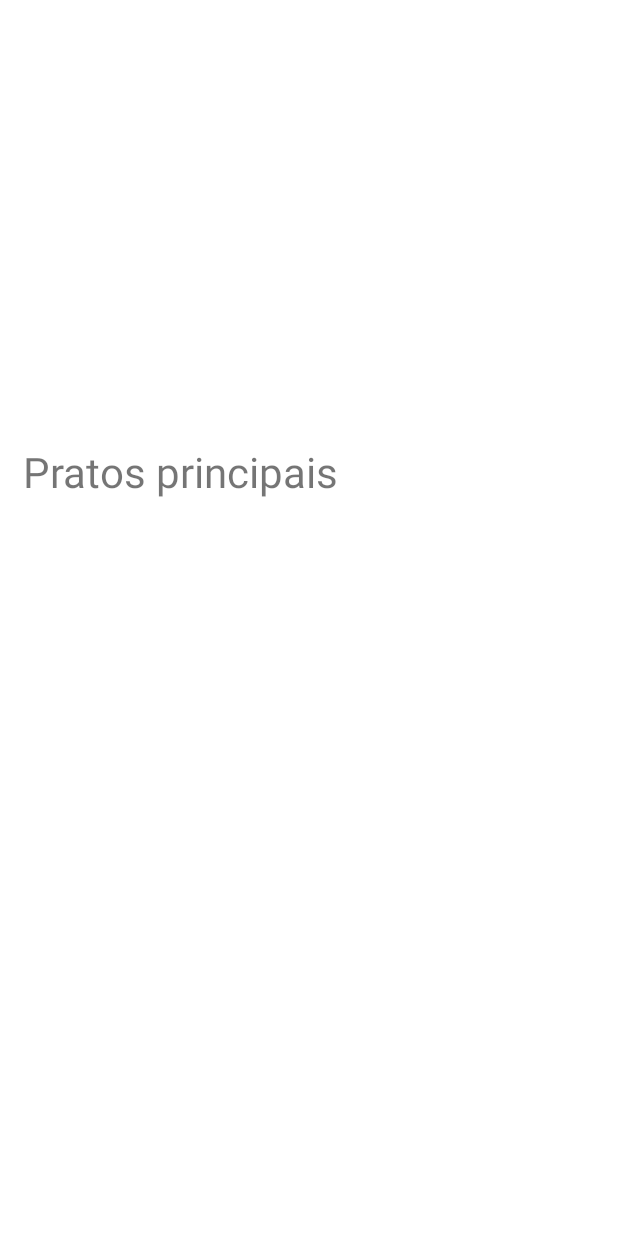
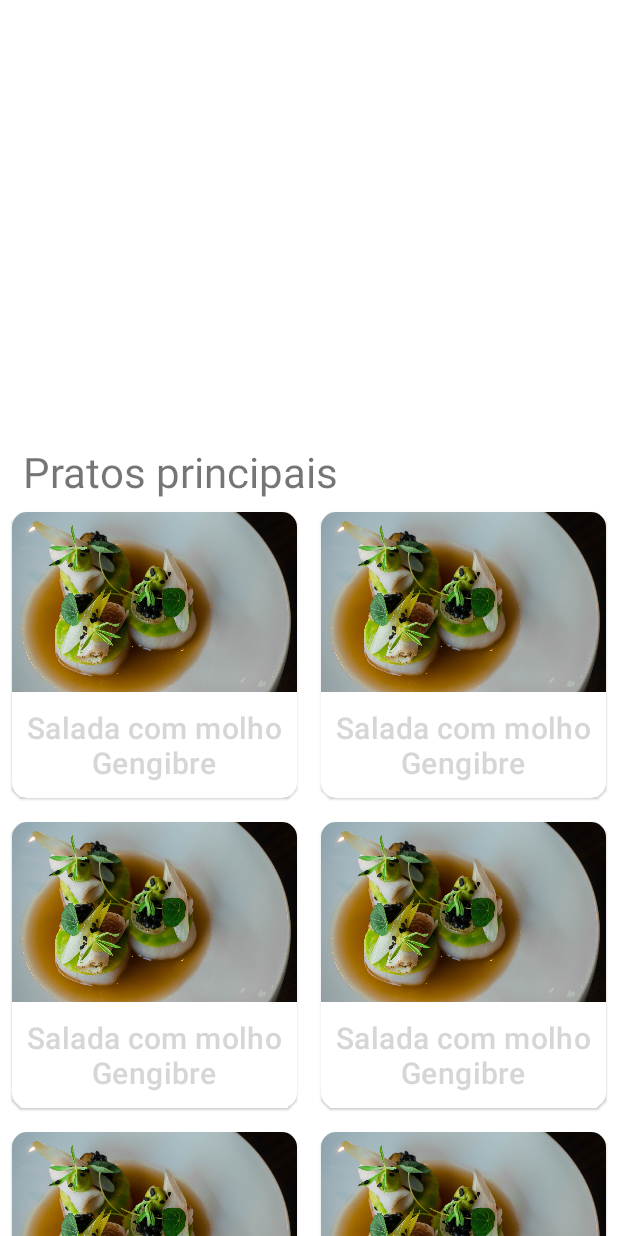
Before and after one commit to diaslais/dh-desafio-android, an Android app: the PratosActivity screen opened directly, with no data from a screen before it, on a phone screen of 412 x 824 dp. Run offline under Robolectric (Android 15) with nearby library versions, the phone set to English and light mode, and no system bars; Roboto replaces fonts that are not available here.

Commit message:
implementando recyclerview na activity

```diff
--- a/app/src/main/java/com/laisd/desafio/PratosActivity.kt
+++ b/app/src/main/java/com/laisd/desafio/PratosActivity.kt
@@ -5,6 +5,8 @@ import android.os.Bundle
 import android.widget.Button
 import android.widget.ImageView
 import android.widget.TextView
+import androidx.recyclerview.widget.GridLayoutManager
+import androidx.recyclerview.widget.RecyclerView
 
 class PratosActivity : AppCompatActivity() {
     override fun onCreate(savedInstanceState: Bundle?) {
@@ -21,5 +23,28 @@ class PratosActivity : AppCompatActivity() {
         backButton.setOnClickListener {
             finish()
         }
+
+        val pratosViewManager = GridLayoutManager(this, 2)
+        val pratosRecyclerView = findViewById<RecyclerView>(R.id.pratosRecyclerView)
+
+        val pratosDataSet = arrayListOf<Prato>(
+            Prato(R.drawable.aoyamamoema, "Salada com molho Gengibre"),
+            Prato(R.drawable.aoyamamoema, "Salada com molho Gengibre"),
+            Prato(R.drawable.aoyamamoema, "Salada com molho Gengibre"),
+            Prato(R.drawable.aoyamamoema, "Salada com molho Gengibre"),
+            Prato(R.drawable.aoyamamoema, "Salada com molho Gengibre"),
+            Prato(R.drawable.aoyamamoema, "Salada com molho Gengibre"),
+            Prato(R.drawable.aoyamamoema, "Salada com molho Gengibre"),
+            Prato(R.drawable.aoyamamoema, "Salada com molho Gengibre"),
+            Prato(R.drawable.aoyamamoema, "Salada com molho Gengibre"),
+            Prato(R.drawable.aoyamamoema, "Salada com molho Gengibre")
+        )
+
+        val pratosViewAdapter = PratosRecyclerviewAdapter(pratosDataSet)
+
+        pratosRecyclerView.apply {
+            layoutManager = pratosViewManager
+            adapter = pratosViewAdapter
+        }
     }
 }
```
